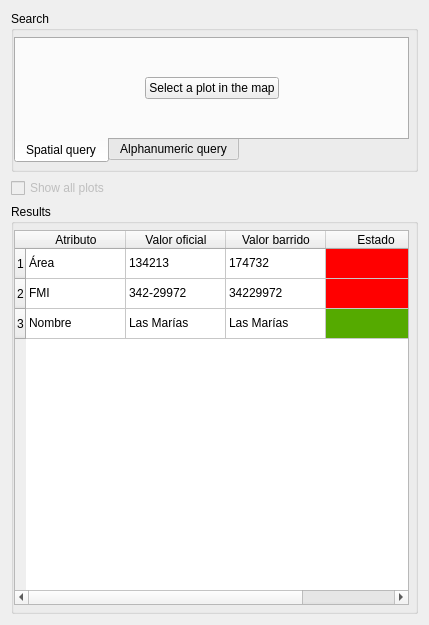
SwissTierrasColombia/Asistente-LADM-COL, file asistente_ladm_col/ui/change_detection/changes_per_parcel_panel_widget.ui: the form before one commit.
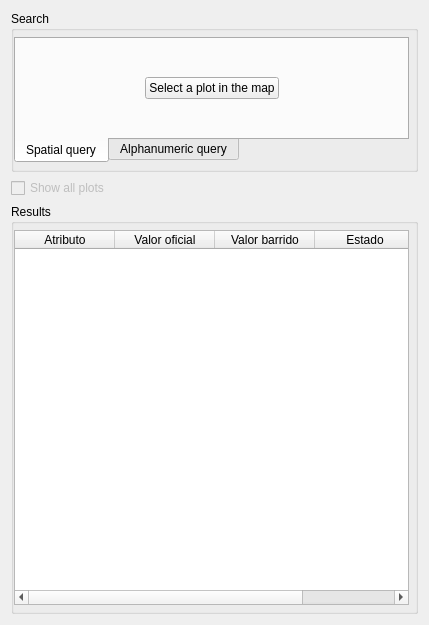
The form after the commit. Custom widgets are drawn as their Qt base class.

Commit message: [changes] Minor improvements in code and documentation (map_swipe_tool deactivation; per_parcel panel more flexible)

```diff
--- a/asistente_ladm_col/ui/change_detection/changes_per_parcel_panel_widget.ui
+++ b/asistente_ladm_col/ui/change_detection/changes_per_parcel_panel_widget.ui
@@ -206,21 +206,6 @@
       </property>
       <item row="0" column="0">
        <widget class="QTableWidget" name="tbl_changes_per_parcel">
-        <row>
-         <property name="text">
-          <string>1</string>
-         </property>
-        </row>
-        <row>
-         <property name="text">
-          <string>2</string>
-         </property>
-        </row>
-        <row>
-         <property name="text">
-          <string>3</string>
-         </property>
-        </row>
         <column>
          <property name="text">
           <string>Atributo</string>
@@ -241,108 +226,6 @@
           <string>Estado</string>
          </property>
         </column>
-        <item row="0" column="0">
-         <property name="text">
-          <string>Área</string>
-         </property>
-        </item>
-        <item row="0" column="1">
-         <property name="text">
-          <string>134213</string>
-         </property>
-        </item>
-        <item row="0" column="2">
-         <property name="text">
-          <string>174732</string>
-         </property>
-        </item>
-        <item row="0" column="3">
-         <property name="text">
-          <string/>
-         </property>
-         <property name="background">
-          <brush brushstyle="SolidPattern">
-           <color alpha="255">
-            <red>255</red>
-            <green>0</green>
-            <blue>0</blue>
-           </color>
-          </brush>
-         </property>
-         <property name="foreground">
-          <brush brushstyle="NoBrush">
-           <color alpha="255">
-            <red>255</red>
-            <green>0</green>
-            <blue>0</blue>
-           </color>
-          </brush>
-         </property>
-        </item>
-        <item row="1" column="0">
-         <property name="text">
-          <string>FMI</string>
-         </property>
-        </item>
-        <item row="1" column="1">
-         <property name="text">
-          <string>342-29972</string>
-         </property>
-        </item>
-        <item row="1" column="2">
-         <property name="text">
-          <string>34229972</string>
-         </property>
-        </item>
-        <item row="1" column="3">
-         <property name="text">
-          <string/>
-         </property>
-         <property name="background">
-          <brush brushstyle="SolidPattern">
-           <color alpha="255">
-            <red>255</red>
-            <green>0</green>
-            <blue>0</blue>
-           </color>
-          </brush>
-         </property>
-         <property name="foreground">
-          <brush brushstyle="NoBrush">
-           <color alpha="255">
-            <red>0</red>
-            <green>255</green>
-            <blue>0</blue>
-           </color>
-          </brush>
-         </property>
-        </item>
-        <item row="2" column="0">
-         <property name="text">
-          <string>Nombre</string>
-         </property>
-        </item>
-        <item row="2" column="1">
-         <property name="text">
-          <string>Las Marías</string>
-         </property>
-        </item>
-        <item row="2" column="2">
-         <property name="text">
-          <string>Las Marías</string>
-         </property>
-        </item>
-        <item row="2" column="3">
-         <property name="background">
-          <brush brushstyle="SolidPattern">
-           <color alpha="255">
-            <red>85</red>
-            <green>170</green>
-            <blue>0</blue>
-           </color>
-          </brush>
-         </property>
-        </item>
        </widget>
       </item>
      </layout>
```
The commit also changes 3 other files.
